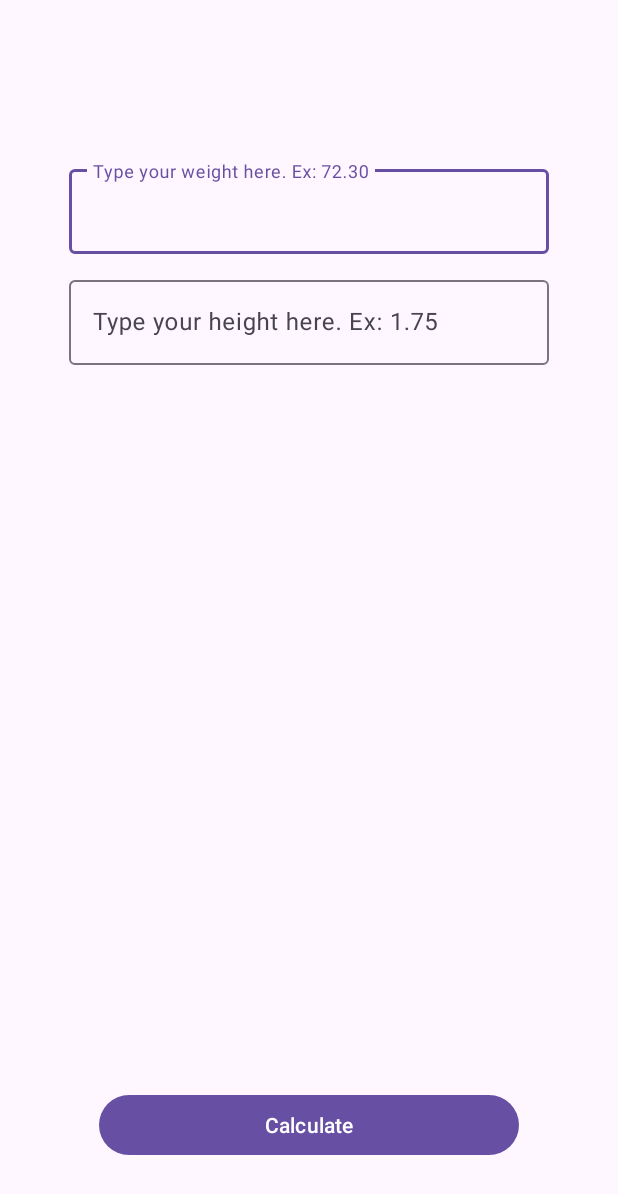
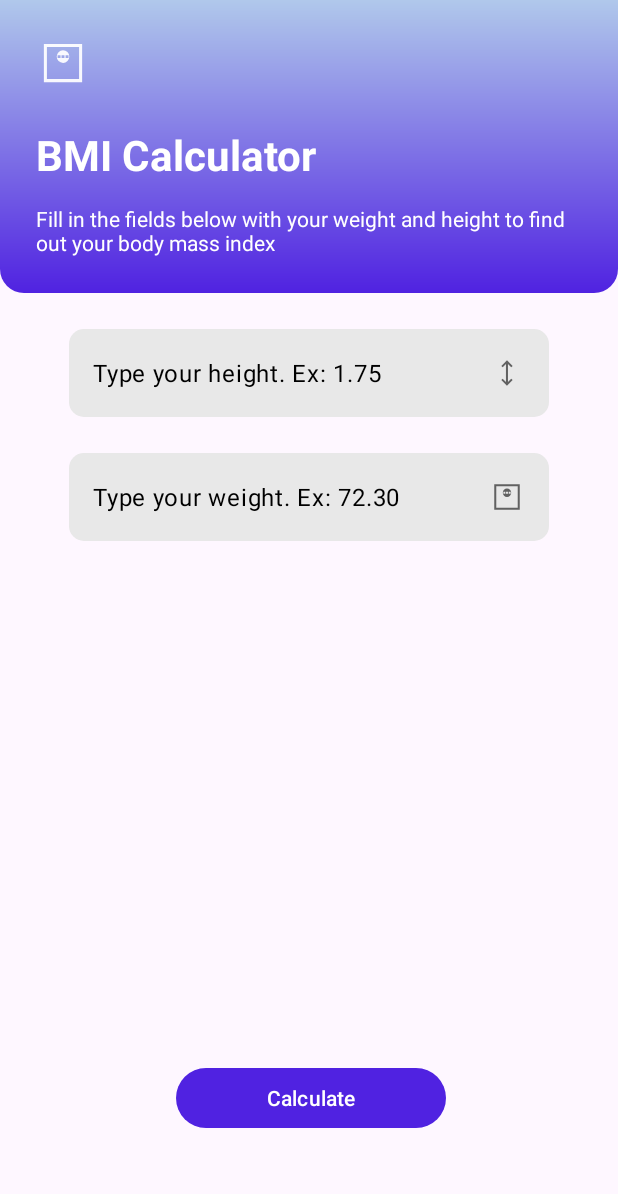
Before and after one commit to maloney-dev/imc-calculator, an Android app: the screen it shows after launch (MainActivity), on a phone screen of 412 x 824 dp. Shown: the top 1194 px of the screen. Run offline under Robolectric (Android 15) with nearby library versions, the phone set to English and light mode, and no system bars.

Commit message:
"Added UI elements, defined colors and added icons."

```diff
--- a/app/build.gradle.kts
+++ b/app/build.gradle.kts
@@ -41,6 +41,7 @@ dependencies {
     implementation("androidx.appcompat:appcompat:1.6.1")
     implementation("com.google.android.material:material:1.10.0")
     implementation("androidx.constraintlayout:constraintlayout:2.1.4")
+    implementation("androidx.activity:activity:1.10.0")
     testImplementation("junit:junit:4.13.2")
     androidTestImplementation("androidx.test.ext:junit:1.1.5")
     androidTestImplementation("androidx.test.espresso:espresso-core:3.5.1")
--- a/app/src/main/AndroidManifest.xml
+++ b/app/src/main/AndroidManifest.xml
@@ -13,6 +13,9 @@
         android:theme="@style/Theme.Calculadoraimc"
         tools:targetApi="31">
         <activity
+            android:name=".ResultActivity"
+            android:exported="false" />
+        <activity
             android:name=".MainActivity"
             android:exported="true">
             <intent-filter>
--- a/app/src/main/java/com/comunidadedevspace/imc/MainActivity.kt
+++ b/app/src/main/java/com/comunidadedevspace/imc/MainActivity.kt
@@ -52,7 +52,7 @@ class MainActivity : AppCompatActivity() {
                 // Get data (results) to next page
 
                 val intent = Intent(this, ResultActivity::class.java)
-                intent.putExtra(KEY_RESULT_IMC, result)
+                intent.putExtra(KEY_RESULT_BMI, result)
                 startActivity(intent)
 
                 println(result)
--- /dev/null
+++ b/app/src/main/res/drawable/gradient_bg.xml
@@ -0,0 +1,15 @@
+<?xml version="1.0" encoding="utf-8"?>
+<shape xmlns:tools="http://schemas.android.com/tools"
+    xmlns:android="http://schemas.android.com/apk/res/android">
+    <corners
+        android:topLeftRadius="0dp"
+        android:topRightRadius="0dp"
+        android:bottomLeftRadius="16dp"
+        android:bottomRightRadius="16dp"
+        />
+    <gradient
+        android:startColor="@color/primary_400"
+        android:endColor="@color/primary_500"
+        android:angle="270"
+        />
+</shape>
--- /dev/null
+++ b/app/src/main/res/drawable/height_24dp.xml
@@ -0,0 +1,9 @@
+<vector xmlns:android="http://schemas.android.com/apk/res/android"
+    android:width="24dp"
+    android:height="24dp"
+    android:viewportWidth="960"
+    android:viewportHeight="960">
+  <path
+      android:pathData="M479,820 L328,669l37,-37 87,85v-476l-86,87 -37,-37 151,-151 151,151 -38,37 -87,-85v474l87,-85 37,37 -151,151Z"
+      android:fillColor="#EE575757"/>
+</vector>
--- /dev/null
+++ b/app/src/main/res/drawable/rounded_bg.xml
@@ -0,0 +1,5 @@
+<?xml version="1.0" encoding="utf-8"?>
+<shape xmlns:android="http://schemas.android.com/apk/res/android">
+    <solid android:color="#E8E8E8" /> <!-- Grey color for background -->
+    <corners android:radius="10dp" /> <!-- Radius for the rounded corners -->
+</shape>
--- /dev/null
+++ b/app/src/main/res/drawable/weight_icn.xml
@@ -0,0 +1,9 @@
+<vector xmlns:android="http://schemas.android.com/apk/res/android"
+    android:width="24dp"
+    android:height="24dp"
+    android:viewportWidth="960"
+    android:viewportHeight="960">
+  <path
+      android:pathData="M480.24,478q46.76,0 79.26,-32.74 32.5,-32.73 32.5,-79.5 0,-46.76 -32.74,-79.26 -32.73,-32.5 -79.5,-32.5 -46.76,0 -79.26,32.74 -32.5,32.73 -32.5,79.5 0,46.76 32.74,79.26 32.73,32.5 79.5,32.5ZM384,392v-52h52v52h-52ZM454,392v-52h52v52h-52ZM526,392v-52h52v52h-52ZM140,820v-680h680v680L140,820ZM194,766h572v-572L194,194v572ZM194,766v-572,572Z"
+      android:fillColor="#EE575757"/>
+</vector>
--- a/app/src/main/res/layout/activity_main.xml
+++ b/app/src/main/res/layout/activity_main.xml
@@ -4,18 +4,59 @@
     xmlns:tools="http://schemas.android.com/tools"
     android:layout_width="match_parent"
     android:layout_height="match_parent"
-    tools:context=".MainActivity">
+    tools:context=".MainActivity"
+    android:backgroundTint="@color/white">
+
+    <LinearLayout
+        android:id="@+id/vg_header"
+        android:layout_width="match_parent"
+        android:layout_height="wrap_content"
+        android:background="@drawable/gradient_bg"
+        android:orientation="vertical"
+        app:layout_constraintEnd_toEndOf="parent"
+        app:layout_constraintStart_toStartOf="parent"
+        app:layout_constraintTop_toTopOf="parent">
+
+        <ImageView
+            android:layout_width="36dp"
+            android:layout_height="36dp"
+            android:layout_margin="24dp"
+            android:src="@drawable/weight_icn"
+            app:tint="@color/white"
+            android:contentDescription="@string/icon_description"/>
+
+        <TextView
+            android:layout_width="wrap_content"
+            android:layout_height="wrap_content"
+            android:layout_marginStart="24dp"
+            android:layout_marginBottom="14dp"
+            android:text="@string/app_name"
+            android:textColor="@color/white"
+            android:textSize="28sp"
+            android:textStyle="bold" />
+
+        <TextView
+            android:layout_width="wrap_content"
+            android:layout_height="wrap_content"
+            android:layout_marginStart="24dp"
+            android:layout_marginEnd="24dp"
+            android:layout_marginBottom="24dp"
+            android:text="@string/header_text"
+            android:textColor="@color/white" />
+
+    </LinearLayout>
 
     <Button
         android:id="@+id/calculate_button"
-        android:layout_width="280dp"
+        android:layout_width="180dp"
         android:layout_height="wrap_content"
         android:layout_marginStart="80dp"
         android:layout_marginEnd="80dp"
-        android:layout_marginBottom="50dp"
+        android:layout_marginBottom="68dp"
         android:text="@string/calculate_button"
         app:layout_constraintBottom_toBottomOf="parent"
         app:layout_constraintEnd_toEndOf="parent"
+        app:layout_constraintHorizontal_bias="0.517"
         app:layout_constraintStart_toStartOf="parent" />
 
     <com.google.android.material.textfield.TextInputLayout
@@ -23,40 +64,50 @@
         android:layout_width="320dp"
         android:layout_height="wrap_content"
         android:layout_marginStart="32dp"
-        android:layout_marginTop="280dp"
         android:layout_marginEnd="32dp"
-        app:layout_constraintBottom_toTopOf="@id/textInputHeight"
+        android:layout_marginTop="24dp"
+        app:hintEnabled="false"
         app:layout_constraintEnd_toEndOf="parent"
         app:layout_constraintStart_toStartOf="parent"
-        app:layout_constraintTop_toTopOf="parent">
+        app:layout_constraintTop_toBottomOf="@id/textInputHeight">
 
         <com.google.android.material.textfield.TextInputEditText
             android:id="@+id/edtWeight"
             android:layout_width="match_parent"
-            android:layout_height="wrap_content"
+            android:layout_height="match_parent"
+            android:background="@drawable/rounded_bg"
+            android:drawableEnd="@drawable/weight_icn"
+            android:textColor="@color/black"
             android:hint="@string/weight_input_hint"
-            android:inputType="numberDecimal" />
+            android:inputType="numberDecimal"
+            android:maxLength="6"
+            android:textColorHint="@color/black" />
     </com.google.android.material.textfield.TextInputLayout>
 
     <com.google.android.material.textfield.TextInputLayout
         android:id="@+id/textInputHeight"
         android:layout_width="320dp"
         android:layout_height="wrap_content"
-        android:layout_marginStart="16dp"
-        android:layout_marginTop="12dp"
-        android:layout_marginEnd="16dp"
-        android:layout_marginBottom="655dp"
-        app:layout_constraintBottom_toTopOf="@+id/calculate_button"
+        android:layout_marginStart="32dp"
+        android:layout_marginTop="24dp"
+        android:layout_marginEnd="32dp"
+        android:layout_marginBottom="40dp"
+        app:hintEnabled="false"
         app:layout_constraintEnd_toEndOf="parent"
         app:layout_constraintStart_toStartOf="parent"
-        app:layout_constraintTop_toBottomOf="@+id/textInputWeight">
+        app:layout_constraintTop_toBottomOf="@id/vg_header">
 
         <com.google.android.material.textfield.TextInputEditText
-            android:id = "@+id/edtInputHeight"
+            android:id="@+id/edtInputHeight"
             android:layout_width="match_parent"
             android:layout_height="wrap_content"
+            android:background="@drawable/rounded_bg"
+            android:drawableEnd="@drawable/height_24dp"
             android:hint="@string/height_input_hint"
-            android:inputType="numberDecimal" />
+            android:inputType="numberDecimal"
+            android:maxLength="4"
+            android:textColorHint="@color/black"
+            android:textColor="@color/black"/>
     </com.google.android.material.textfield.TextInputLayout>
 
 </androidx.constraintlayout.widget.ConstraintLayout>
--- a/app/src/main/res/values-night/themes.xml
+++ b/app/src/main/res/values-night/themes.xml
@@ -3,5 +3,6 @@
     <style name="Base.Theme.Calculadoraimc" parent="Theme.Material3.DayNight.NoActionBar">
         <!-- Customize your dark theme here. -->
         <!-- <item name="colorPrimary">@color/my_dark_primary</item> -->
+
     </style>
 </resources>
--- a/app/src/main/res/values/colors.xml
+++ b/app/src/main/res/values/colors.xml
@@ -2,4 +2,9 @@
 <resources>
     <color name="black">#FF000000</color>
     <color name="white">#FFFFFFFF</color>
+
+    <color name="primary_200">#CB22E0</color>
+    <color name="primary_300">#8D22E0</color>
+    <color name="primary_400">#B0C8EB</color>
+    <color name="primary_500">#5022E1</color>
 </resources>
--- a/app/src/main/res/values/strings.xml
+++ b/app/src/main/res/values/strings.xml
@@ -1,7 +1,10 @@
 <resources>
-    <string name="app_name">IMC Calculator</string>
+    <string name="app_name">BMI Calculator</string>
     <string name="calculate_button">Calculate</string>
-    <string name="weight_input_hint">Type your weight here. Ex: 72.30</string>
-    <string name="height_input_hint">Type your height here. Ex: 1.75</string>
-    <string name="tvResultLabel">Your IMC classification is: </string>
+    <string name="weight_input_hint">Type your weight. Ex: 72.30</string>
+    <string name="height_input_hint">Type your height. Ex: 1.75</string>
+    <string name="tvResultLabel">"Your BMI classification is: "</string>
+    <string name="header_text">Fill in the fields below with your weight and height to find out your body mass index</string>
+    <string name="icon_description">Digital scale icon</string>
+    <string name="header_text_result">Check out below the result and classification of your body mass index: </string>
 </resources>
--- a/app/src/main/res/values/themes.xml
+++ b/app/src/main/res/values/themes.xml
@@ -2,7 +2,8 @@
     <!-- Base application theme. -->
     <style name="Base.Theme.Calculadoraimc" parent="Theme.Material3.DayNight.NoActionBar">
         <!-- Customize your light theme here. -->
-        <!-- <item name="colorPrimary">@color/my_light_primary</item> -->
+        <item name="colorPrimary">@color/primary_500</item>
+        <item name="android:statusBarColor">@color/primary_400</item>
     </style>
 
     <style name="Theme.Calculadoraimc" parent="Base.Theme.Calculadoraimc" />
--- a/build.gradle.kts
+++ b/build.gradle.kts
@@ -1,5 +1,5 @@
 // Top-level build file where you can add configuration options common to all sub-projects/modules.
 plugins {
-    id("com.android.application") version "8.1.2" apply false
+    id("com.android.application") version "8.8.0" apply false
     id("org.jetbrains.kotlin.android") version "1.9.0" apply false
 }
--- a/gradle.properties
+++ b/gradle.properties
@@ -21,3 +21,4 @@ kotlin.code.style=official
 # resources declared in the library itself and none from the library's dependencies,
 # thereby reducing the size of the R class for that library
 android.nonTransitiveRClass=true
+android.suppressUnsupportedCompileSdk=35
```
Also changed, not shown: app/src/main/java/com/comunidadedevspace/imc/ResultActivity.kt (+6 -8 lines), app/src/main/res/drawable/ic_launcher_background.xml (+161 -161 lines), app/src/main/res/drawable/result_bg.xml (added, +7 -0 lines), app/src/main/res/layout/activity_result.xml (+57 -4 lines), gradle/wrapper/gradle-wrapper.properties, 1 other file.
